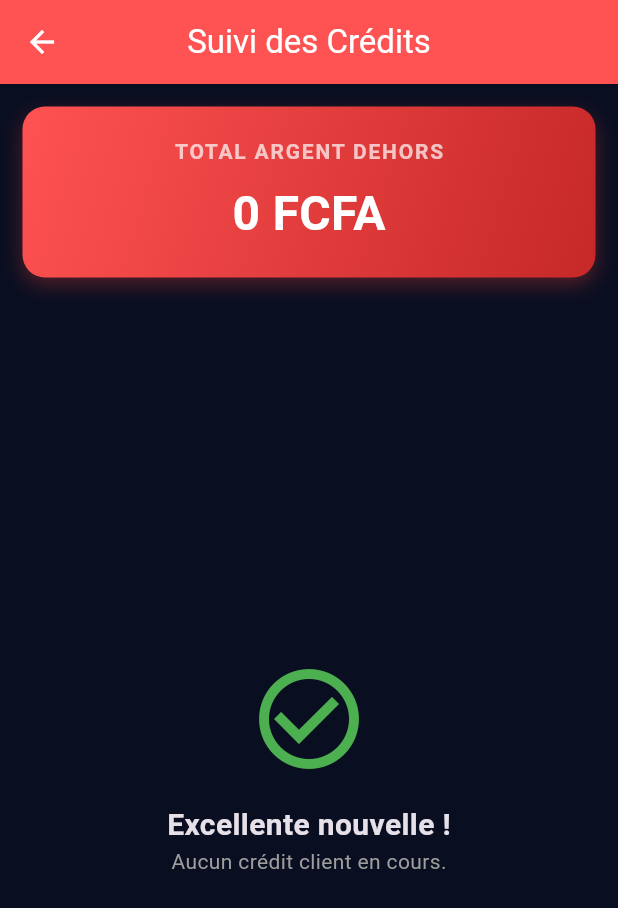
After one commit to NeoGen77/Water, a Flutter app: the InvoicesScreen screen opened directly, after a tap on the "menu book" icon, on a phone screen of 412 x 824 dp. The commit adds this screen. Shown: the top 908 px of the screen. Run offline on Flutter 3.47's test engine with Material 3 defaults, Android fonts, the phone set to English and light mode, and no system bars; our stand-ins replace sqflite, sqflite_common_ffi; accounts and stored records are empty.

Commit message:
Add Credit screen

```diff
--- /dev/null
+++ b/lib/screens/debts_screen.dart
@@ -0,0 +1,211 @@
+import 'package:flutter/material.dart';
+import '../database/db_helper.dart';
+import '../models/transaction_item.dart';
+
+class DebtsScreen extends StatefulWidget {
+  const DebtsScreen({super.key});
+
+  @override
+  State<DebtsScreen> createState() => _DebtsScreenState();
+}
+
+class _DebtsScreenState extends State<DebtsScreen> {
+  late Future<List<TransactionItem>> _dettes;
+  double _totalDettes = 0;
+
+  @override
+  void initState() {
+    super.initState();
+    _chargerDettes();
+  }
+
+  void _chargerDettes() {
+    setState(() {
+      _dettes = DBHelper().getToutesLesDettes().then((liste) {
+        double total = 0;
+        for (var item in liste) {
+          total += item.montant;
+        }
+        setState(() {
+          _totalDettes = total;
+        });
+        return liste;
+      });
+    });
+  }
+
+  void _confirmerPaiement(TransactionItem dette) {
+    showDialog(
+      context: context,
+      builder: (ctx) => AlertDialog(
+        shape: RoundedRectangleBorder(borderRadius: BorderRadius.circular(15)),
+        title: const Text('Encaisser la dette', style: TextStyle(color: Colors.green)),
+        content: Text(
+            'Confirmez-vous que le client "${dette.nomClient}" a bien réglé sa facture de ${dette.montant.toInt()} FCFA (Date: ${dette.date}) ?'
+        ),
+        actions: [
+          TextButton(
+            onPressed: () => Navigator.pop(ctx),
+            child: const Text('Annuler', style: TextStyle(color: Colors.grey)),
+          ),
+          ElevatedButton.icon(
+            style: ElevatedButton.styleFrom(
+              backgroundColor: Colors.green,
+              foregroundColor: Colors.white,
+            ),
+            icon: const Icon(Icons.check_circle),
+            label: const Text('Oui, encaisser'),
+            onPressed: () async {
+              await DBHelper().solderDette(dette.id!);
+              if (mounted) Navigator.pop(ctx);
+              _chargerDettes();
+              if (mounted) {
+                ScaffoldMessenger.of(context).showSnackBar(
+                  SnackBar(
+                    content: Text('Dette de ${dette.nomClient} réglée avec succès !'),
+                    backgroundColor: Colors.green,
+                  ),
+                );
+              }
+            },
+          ),
+        ],
+      ),
+    );
+  }
+
+  @override
+  Widget build(BuildContext context) {
+    return Scaffold(
+      appBar: AppBar(
+        title: const Text('Suivi des Crédits'),
+        backgroundColor: Colors.redAccent,
+        foregroundColor: Colors.white,
+      ),
+      body: Column(
+        children: [
+          // --- BANDEAU TOTAL DES IMPAYÉS ---
+          Container(
+            width: double.infinity,
+            padding: const EdgeInsets.all(20),
+            margin: const EdgeInsets.all(15),
+            decoration: BoxDecoration(
+                gradient: LinearGradient(
+                  colors: [Colors.redAccent, Colors.red.shade800],
+                  begin: Alignment.topLeft,
+                  end: Alignment.bottomRight,
+                ),
+                borderRadius: BorderRadius.circular(15),
+                boxShadow: [
+                  BoxShadow(color: Colors.red.withValues(alpha: 0.3), blurRadius: 10, offset: const Offset(0, 5)),
+                ]
+            ),
+            child: Column(
+              children: [
+                const Text(
+                  'TOTAL ARGENT DEHORS',
+                  style: TextStyle(color: Colors.white70, fontWeight: FontWeight.bold, letterSpacing: 1.2),
+                ),
+                const SizedBox(height: 8),
+                Text(
+                  '${_totalDettes.toInt()} FCFA',
+                  style: const TextStyle(color: Colors.white, fontSize: 32, fontWeight: FontWeight.bold),
+                ),
+              ],
+            ),
+          ),
+
+          // --- LISTE DES CLIENTS QUI DOIVENT DE L'ARGENT ---
+          Expanded(
+            child: FutureBuilder<List<TransactionItem>>(
+              future: _dettes,
+              builder: (context, snapshot) {
+                if (snapshot.connectionState == ConnectionState.waiting) {
+                  return const Center(child: CircularProgressIndicator());
+                } else if (!snapshot.hasData || snapshot.data!.isEmpty) {
+                  return const Center(
+                      child: Column(
+                        mainAxisAlignment: MainAxisAlignment.center,
+                        children: [
+                          Icon(Icons.check_circle_outline, size: 80, color: Colors.green),
+                          SizedBox(height: 16),
+                          Text('Excellente nouvelle !', style: TextStyle(fontSize: 20, fontWeight: FontWeight.bold)),
+                          Text('Aucun crédit client en cours.', style: TextStyle(color: Colors.grey)),
+                        ],
+                      )
+                  );
+                }
+
+                final dettes = snapshot.data!;
+
+                return ListView.builder(
+                  padding: const EdgeInsets.symmetric(horizontal: 10),
+                  itemCount: dettes.length,
+                  itemBuilder: (context, index) {
+                    final dette = dettes[index];
+
+                    return Card(
+                      elevation: 2,
+                      margin: const EdgeInsets.symmetric(vertical: 6),
+                      shape: RoundedRectangleBorder(
+                        borderRadius: BorderRadius.circular(12),
+                        side: BorderSide(color: Colors.red.withValues(alpha: 0.3), width: 1),
+                      ),
+                      child: ListTile(
+                        contentPadding: const EdgeInsets.all(12),
+                        leading: CircleAvatar(
+                          backgroundColor: Colors.red.withValues(alpha: 0.1),
+                          radius: 25,
+                          child: const Icon(Icons.person, color: Colors.redAccent, size: 30),
+                        ),
+                        title: Text(
+                          dette.nomClient ?? "Anonyme",
+                          style: const TextStyle(fontWeight: FontWeight.bold, fontSize: 18),
+                        ),
+                        subtitle: Column(
+                          crossAxisAlignment: CrossAxisAlignment.start,
+                          children: [
+                            const SizedBox(height: 6),
+                            Text('${dette.quantite} paquets de ${dette.marque}'),
+                            Text('Date: ${dette.date}', style: const TextStyle(color: Colors.grey, fontSize: 12)),
+                          ],
+                        ),
+                        // CORRECTION ICI : FittedBox + MainAxisSize.min
+                        trailing: FittedBox(
+                          fit: BoxFit.scaleDown,
+                          child: Column(
+                            mainAxisSize: MainAxisSize.min, // <-- Empêche l'overflow vertical
+                            crossAxisAlignment: CrossAxisAlignment.end,
+                            children: [
+                              Text(
+                                '${dette.montant.toInt()} F',
+                                style: const TextStyle(color: Colors.redAccent, fontWeight: FontWeight.bold, fontSize: 18),
+                              ),
+                              const SizedBox(height: 4), // J'ai un peu réduit l'espace pour que ce soit plus joli
+                              SizedBox(
+                                height: 30,
+                                child: ElevatedButton(
+                                  style: ElevatedButton.styleFrom(
+                                    backgroundColor: Colors.green,
+                                    foregroundColor: Colors.white,
+                                    padding: const EdgeInsets.symmetric(horizontal: 10),
+                                  ),
+                                  onPressed: () => _confirmerPaiement(dette),
+                                  child: const Text('Encaisser', style: TextStyle(fontSize: 12)),
+                                ),
+                              )
+                            ],
+                          ),
+                        ),
+                      ),
+                    );
+                  },
+                );
+              },
+            ),
+          ),
+        ],
+      ),
+    );
+  }
+}
--- a/lib/screens/invoices_screen.dart
+++ b/lib/screens/invoices_screen.dart
@@ -3,6 +3,7 @@ import '../database/db_helper.dart';
 import '../models/transaction_item.dart';
 import '../models/water_item.dart';
 import 'validations_screen.dart';
+import 'debts_screen.dart'; // NOUVEAU : Import de la page des dettes
 
 class InvoicesScreen extends StatefulWidget {
   const InvoicesScreen({super.key});
@@ -15,48 +16,41 @@ class _InvoicesScreenState extends State<InvoicesScreen> {
   // --- VARIABLES POUR LA PAGINATION ---
   final ScrollController _scrollController = ScrollController();
   List<TransactionItem> _transactions = [];
-  bool _isLoading = false;   // Indique si un chargement est en cours
-  bool _hasMore = true;      // Indique s'il reste des données dans la base
-  int _offset = 0;           // Point de départ pour la requête SQL
-  final int _limit = 20;     // Nombre de lignes à charger à la fois
+  bool _isLoading = false;
+  bool _hasMore = true;
+  int _offset = 0;
+  final int _limit = 20;
 
   // --- VARIABLES EXISTANTES ---
   String _topProduit = "...";
   String _filtreActuel = 'Tout';
 
-  // Variables pour les détails du stock
   double _valeurTotaleStock = 0;
   List<Map<String, dynamic>> _detailsStock = [];
   bool _afficherDetailsStock = false;
 
-  // Variables pour les totaux globaux calculés par SQL
   double _totalRecettes = 0;
   double _totalDepenses = 0;
 
   @override
   void initState() {
     super.initState();
-
-    // Détecteur de défilement : charge la suite quand on arrive en bas
     _scrollController.addListener(() {
       if (_scrollController.position.pixels >= _scrollController.position.maxScrollExtent - 100) {
         _chargerPlusDeTransactions();
       }
     });
-
     _initialiserEcran();
   }
 
   @override
   void dispose() {
-    _scrollController.dispose(); // Important pour libérer la mémoire
+    _scrollController.dispose();
     super.dispose();
   }
 
   // --- LOGIQUE DE CHARGEMENT OPTIMISÉE ---
-
   void _initialiserEcran() {
-    // On remet tout à zéro (utile quand on change de filtre)
     setState(() {
       _transactions.clear();
       _offset = 0;
@@ -72,7 +66,6 @@ class _InvoicesScreenState extends State<InvoicesScreen> {
 
     setState(() => _isLoading = true);
 
-    // On charge les 20 prochaines lignes
     List<TransactionItem> nouvellesLignes = await DBHelper().getAllTransactions(
         filter: _filtreActuel,
         limit: _limit,
@@ -82,20 +75,18 @@ class _InvoicesScreenState extends State<InvoicesScreen> {
     setState(() {
       _isLoading = false;
       if (nouvellesLignes.length < _limit) {
-        _hasMore = false; // On a atteint la fin de la base de données
+        _hasMore = false;
       }
       _transactions.addAll(nouvellesLignes);
-      _offset += _limit; // On décale le point de départ pour le prochain scroll
+      _offset += _limit;
     });
   }
 
   void _chargerStatistiques() {
-    // Top Vente
     DBHelper().getTopSellingProduct().then((top) {
       if (mounted) setState(() => _topProduit = top);
     });
 
-    // Vrais totaux mathématiques (ultra-rapide)
     DBHelper().getBilanFinancier(filter: _filtreActuel).then((bilan) {
       if (mounted) {
         setState(() {
@@ -105,7 +96,6 @@ class _InvoicesScreenState extends State<InvoicesScreen> {
       }
     });
 
-    // Valeur Globale et détails du Stock
     DBHelper().getAllItems().then((items) {
       double total = 0;
       List<Map<String, dynamic>> details = [];
@@ -139,6 +129,20 @@ class _InvoicesScreenState extends State<InvoicesScreen> {
       appBar: AppBar(
         title: const Text('Historique & Caisse'),
         actions: [
+          // NOUVEAU BOUTON : Accès direct à l'écran des dettes
+          IconButton(
+            icon: const Icon(Icons.menu_book, color: Colors.redAccent),
+            tooltip: 'Suivi des Crédits / Dettes',
+            onPressed: () async {
+              await Navigator.push(
+                context,
+                MaterialPageRoute(builder: (context) => const DebtsScreen()),
+              );
+              // Quand on revient, on rafraîchit tout car une dette a pu être encaissée !
+              _initialiserEcran();
+            },
+          ),
+
           PopupMenuButton<String>(
             icon: const Icon(Icons.filter_list, color: Colors.blueAccent),
             tooltip: 'Filtrer par date',
@@ -146,7 +150,7 @@ class _InvoicesScreenState extends State<InvoicesScreen> {
               setState(() {
                 _filtreActuel = choix;
               });
-              _initialiserEcran(); // Recharge tout avec le nouveau filtre
+              _initialiserEcran();
             },
             itemBuilder: (BuildContext context) {
               return ['Tout', 'Aujourd\'hui', 'Ce mois-ci'].map((String choix) {
@@ -181,7 +185,7 @@ class _InvoicesScreenState extends State<InvoicesScreen> {
                 context,
                 MaterialPageRoute(builder: (context) => const ValidationsScreen()),
               );
-              _initialiserEcran(); // Actualise si une transaction a été validée
+              _initialiserEcran();
             },
           ),
         ],
@@ -319,13 +323,11 @@ class _InvoicesScreenState extends State<InvoicesScreen> {
             child: _transactions.isEmpty && !_isLoading
                 ? const Center(child: Text('Aucune transaction trouvée.', style: TextStyle(color: Colors.grey)))
                 : ListView.builder(
-              controller: _scrollController, // Attache le détecteur de scroll
+              controller: _scrollController,
               padding: const EdgeInsets.all(8.0),
-              // Ajoute +1 pour afficher l'indicateur de chargement en bas si nécessaire
               itemCount: _transactions.length + (_hasMore ? 1 : 0),
               itemBuilder: (context, index) {
 
-                // Affiche le spinner de chargement si on est tout en bas
                 if (index == _transactions.length) {
                   return const Center(
                       child: Padding(
```
